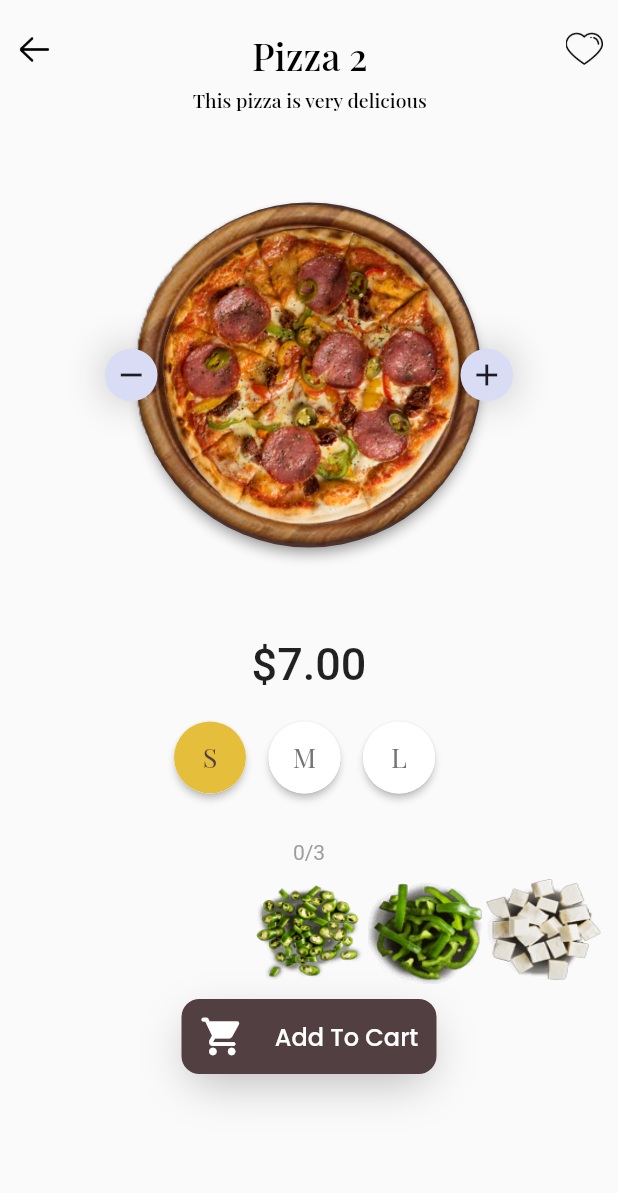
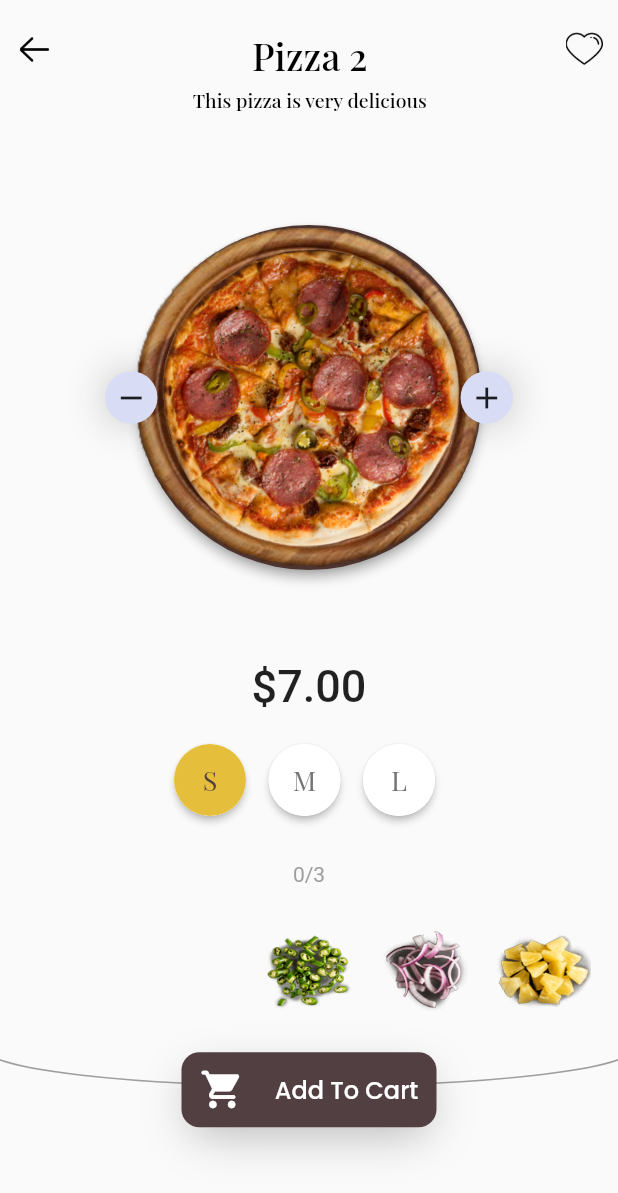
Before and after one commit to Mindinventory/pizza-delivery-app, a Flutter app: the screen it shows after launch, after a tap on an icon or button, on a phone screen of 412 x 824 dp. Shown: the top 1193 px of the screen. Run offline on Flutter 3.47's test engine with Material 2 defaults, Android fonts, the phone set to English and light mode, and no system bars; our stand-ins replace bloc, flutter_bloc, get, google_fonts; Roboto replaces fonts that are missing (georgia).

Commit message:
Ui changes

```diff
--- a/lib/cubit/pizza_cubit.dart
+++ b/lib/cubit/pizza_cubit.dart
@@ -1,25 +1,129 @@
+import 'dart:math';
+import 'dart:ui';
+
 import 'package:bloc/bloc.dart';
+import 'package:flutter/cupertino.dart';
 import 'package:meta/meta.dart';
+import 'package:pizza_delivery/ui/custom_painters.dart';
 import 'package:pizza_delivery/viewmodel/pizza_viewmodel.dart';
 
 part 'pizza_state.dart';
 
 class PizzaCubit extends Cubit<PizzaState> {
-  final List<PizzaViewModel> pizzaList=[
-    PizzaViewModel(name: 'Pizza 1', description: 'This pizza is very tasty', imgPath:   'assets/images/pizza1.png', price: 6.00),
+  List<Topping> toppings = [];
 
-    PizzaViewModel(name: 'Pizza 2', description: 'This pizza is very delicious', imgPath:'assets/images/pizza2.png',price:7.00 ),
+  final List<PizzaViewModel> pizzaList = [
+    PizzaViewModel(
+        name: 'Pizza 1',
+        description: 'This pizza is very tasty',
+        imgPath: 'assets/images/pizza1.png',
+        price: 6.00),
+    PizzaViewModel(
+        name: 'Pizza 2',
+        description: 'This pizza is very delicious',
+        imgPath: 'assets/images/pizza2.png',
+        price: 7.00),
+    PizzaViewModel(
+        name: 'Pizza 3',
+        description: 'This pizza is very amazing',
+        imgPath: 'assets/images/pizza3.png',
+        price: 15.0),
+    PizzaViewModel(
+        name: 'Pizza 4',
+        description: 'This pizza is very delicious',
+        imgPath: 'assets/images/pizza4.png',
+        price: 5.00),
+    PizzaViewModel(
+        name: 'Pizza 5',
+        description: 'This pizza is very delicious',
+        imgPath: 'assets/images/pizza5.png',
+        price: 20.00),
+    PizzaViewModel(
+        name: 'Pizza 6',
+        description: 'This pizza is very delicious',
+        imgPath: 'assets/images/pizza6.png',
+        price: 13.00),
+  ];
+  final List<ToppingItemModel> toppingList = [
+    // 'assets/images/toppings/green_peppers_thumb.png',
+    // 'assets/images/toppings/halloumi_thumb.png',
+    // 'assets/images/toppings/mushrooms_thumb.png',
+    // 'assets/images/toppings/olives_thumb.png',
+    // 'assets/images/toppings/onions_thumb.png',
+    // 'assets/images/toppings/pineapples_thumb.png',
+    // 'assets/images/toppings/sweetcorn_thumb.png',
+    // 'assets/images/toppings/tomatos_thumb.png',
+    ToppingItemModel(
+        'name',
+        'assets/images/toppings/green_chillies_thumb.png',
+        'assets/images/toppings/unit/green_chillies_thumb.png',
+        100),
+    ToppingItemModel(
+        'name',
+        'assets/images/toppings/onions_thumb.png',
+        'assets/images/toppings/unit/onions_thumb_unit.png',
+        10,),
+    ToppingItemModel(
+        'name',
+        'assets/images/toppings/pineapples_thumb.png',
+        'assets/images/toppings/unit/pineapples_thumb_unit.png',
+        30),
+    ToppingItemModel(
+        'name',
+        'assets/images/toppings/halloumi_thumb.png',
+        'assets/images/toppings/unit/halloumi_thumb_unit.png',
+        30),
+    ToppingItemModel(
+        'name',
+        'assets/images/toppings/mushrooms_thumb.png',
+        'assets/images/toppings/unit/mushrooms_thumb.png',
+        30),
+    ToppingItemModel(
+        'name',
+        'assets/images/toppings/sweetcorn_thumb.png',
+        'assets/images/toppings/unit/sweetcorn_thumb_unit.png',
+        30),
+  ];
+  PizzaSize pizzaSize = PizzaSize.medium;
+  int selectedPizza = 1;
 
-    PizzaViewModel(name: 'Pizza 3', description: 'This pizza is very amazing', imgPath: 'assets/images/pizza3.png',price: 15.0),
-
-    PizzaViewModel(name: 'Pizza 4', description: 'This pizza is very delicious', imgPath: 'assets/images/pizza4.png',price:5.00 ),
-    PizzaViewModel(name: 'Pizza 5', description: 'This pizza is very delicious', imgPath: 'assets/images/pizza5.png',price:20.00 ),
-    PizzaViewModel(name: 'Pizza 6', description: 'This pizza is very delicious', imgPath: 'assets/images/pizza6.png',price:13.00 ),
-
-  ];
-  PizzaSize pizzaSize=PizzaSize.medium;
-  int selectedPizza=1;
   PizzaCubit() : super(PizzaInitial());
 
+  double getPizzaSize(PizzaSize size) {
+    switch (size) {
+      case PizzaSize.medium:
+        return 230;
+      case PizzaSize.small:
+        return 200;
+      case PizzaSize.large:
+        return 280;
+    }
+  }
 
+  void addTopping(BuildContext context, ToppingItemModel toppingItemModel) {
+    final random = Random.secure();
+    final deviceWidth = MediaQuery.of(context).size.width;
+    final calculatedPizzaSize = getPizzaSize(pizzaSize);
+    const centerY = 70 + (350 / 2);
+    final rSquare = (calculatedPizzaSize - 50) * (calculatedPizzaSize - 50) / 4;
+    toppings.add(Topping(
+        toppingItemModel.name,
+        toppingItemModel.img,
+        toppingItemModel.unitImg,
+        List.generate(toppingItemModel.limit, (index) {
+          late int x, y;
+          do {
+            x = random.nextInt(deviceWidth.toInt());
+            y = random.nextInt(deviceWidth.toInt()+70);
+          } while (
+              pow((deviceWidth / 2) - x, 2) + pow(centerY - y, 2) > rSquare);
+          return Pos(x, y);
+        })));
+    emit(PizzaToppingChangeState());
+  }
+
+  void removeTopping( ToppingItemModel toppingItemModel){
+    toppings.removeWhere((element) => element.img==toppingItemModel.img);
+    emit(PizzaToppingChangeState());
+  }
 }
--- a/lib/cubit/pizza_state.dart
+++ b/lib/cubit/pizza_state.dart
@@ -10,7 +10,9 @@ class PizzaChangeState extends PizzaState {
   final bool rightSide;
 }
 
-
+class PizzaToppingChangeState extends PizzaState{
+  PizzaToppingChangeState();
+}
 class PizzaChangedState extends PizzaState {
   PizzaChangedState();
 }
--- /dev/null
+++ b/lib/ui/custom_painters.dart
@@ -0,0 +1,79 @@
+import 'dart:math';
+import 'dart:ui' as ui;
+import 'package:flutter/cupertino.dart';
+import 'package:flutter/material.dart';
+
+class CurveLinePainter extends CustomPainter {
+  final painter = Paint();
+
+  CurveLinePainter(this.deviceWidth) {
+    painter.color = Colors.grey;
+    painter.strokeWidth = 1;
+    painter.style = PaintingStyle.stroke;
+  }
+
+  final double deviceWidth;
+
+  @override
+  void paint(Canvas canvas, Size size) {
+    canvas.drawArc(
+        Rect.fromLTRB(-20, -20, deviceWidth, 30), pi, -pi, false, painter);
+  }
+
+  @override
+  bool shouldRepaint(covariant CustomPainter oldDelegate) {
+    return false;
+  }
+}
+
+class Pos {
+  final int x, y;
+
+  Pos(this.x, this.y);
+}
+
+class TopperPainter extends CustomPainter {
+  final ui.Image img;
+  final List<Pos> positions;
+  final double pizzaSize;
+  final double value;
+  final int deviceWidth, deviceHeight;
+  final Paint painter = Paint();
+
+  @override
+  void paint(Canvas canvas, Size size) async {
+    final pizzaRadius = pizzaSize / 2;
+    final centerX = deviceWidth / 2;
+    const centerY = 70 + (350 / 2);
+    for (int j = 0; j < positions.length; j++) {
+      final double startX =
+          (deviceWidth * (positions[j].x - centerX) / pizzaRadius) + centerX;
+      final double startY =
+          (deviceHeight * (positions[j].y - centerY) / pizzaRadius) + centerY;
+      final double x2 = (startX - (value) * (startX - positions[j].x));
+      final double y2 = (startY - (value) * (startY - positions[j].y));
+      // canvas.drawShadow(Path() .. addRect(Rect.fromLTRB(x2, y2, x2+(1.2-value)*70,y2+(1.2-value)*70)), Colors.grey.shade100.withOpacity(0.2), 5, true);
+      // canvas.drawCircle(Offset(x2,y2), 2, painter);
+      canvas.drawImageRect(
+          img,
+          Rect.fromLTRB(0, 0, img.width.toDouble(), img.height.toDouble()),
+          Rect.fromLTRB(x2, y2, x2 + (1.2 - value) * img.width,
+              y2 + (1.2 - value) * img.height),
+          painter);
+    }
+  }
+
+  TopperPainter({
+    required this.pizzaSize,
+    required this.deviceWidth,
+    required this.deviceHeight,
+    required this.img,
+    required this.positions,
+    required this.value,
+  });
+
+  @override
+  bool shouldRepaint(covariant CustomPainter oldDelegate) {
+    return true;
+  }
+}
--- a/lib/ui/home_page.dart
+++ b/lib/ui/home_page.dart
@@ -1,8 +1,11 @@
+import 'dart:async';
 import 'dart:math';
-import 'dart:ui';
+import 'dart:typed_data';
+import 'dart:ui' as ui;
 
 import 'package:flutter/cupertino.dart';
 import 'package:flutter/material.dart';
+import 'package:flutter/services.dart';
 import 'package:flutter_bloc/flutter_bloc.dart';
 import 'package:get/get.dart';
 import 'package:google_fonts/google_fonts.dart';
@@ -10,6 +13,7 @@ import 'package:pizza_delivery/common/app_fonts.dart';
 import 'package:pizza_delivery/common/swipe_detector.dart';
 import 'package:pizza_delivery/constant/colors.dart';
 import 'package:pizza_delivery/cubit/pizza_cubit.dart';
+import 'package:pizza_delivery/ui/custom_painters.dart';
 import 'package:pizza_delivery/ui/pizza_topping.dart';
 import 'package:pizza_delivery/viewmodel/pizza_viewmodel.dart';
 
@@ -25,22 +29,27 @@ class _HomePageState extends State<HomePage>
   final PizzaCubit pizzaCubit = PizzaCubit();
   late final AnimationController animationController;
   int count = 0;
+
   int? pizzaIndex;
 
   @override
   void initState() {
-    // TODO: implement initState
     super.initState();
+
     animationController =
         AnimationController(vsync: this, duration: const Duration(seconds: 1));
   }
 
   @override
   Widget build(BuildContext context) {
-    return SafeArea(
+    return BlocProvider(
+      create: (context) => pizzaCubit,
+      child: SafeArea(
         child: Container(
           padding: const EdgeInsets.symmetric(vertical: 20, horizontal: 10),
-        child: Column(
+          child: Stack(
+            children: [
+              Column(
                 children: [
                   _buildTopTitle(),
                   _buildPizza(),
@@ -50,7 +59,8 @@ class _HomePageState extends State<HomePage>
                     margin: const EdgeInsets.only(top: 20),
                     child: SizedBox(
                       width: 174,
-                child: StatefulBuilder(builder: (context, setStateForSize) {
+                      child:
+                          StatefulBuilder(builder: (context, setStateForSize) {
                         return Stack(
                           alignment: Alignment.centerLeft,
                           children: [
@@ -58,49 +68,56 @@ class _HomePageState extends State<HomePage>
                               children: [
                                 SizeButton(
                                   onTap: () {
-                              if (pizzaCubit.pizzaSize != PizzaSize.small) {
+                                    if (pizzaCubit.pizzaSize !=
+                                        PizzaSize.small) {
                                       final old = pizzaCubit.pizzaSize;
                                       pizzaCubit.pizzaSize = PizzaSize.small;
                                       setStateForSize(() {});
                                       count++;
-                                pizzaCubit.emit(PizzaChangeSizeState(old));
+                                      pizzaCubit
+                                          .emit(PizzaChangeSizeState(old));
                                     }
                                   },
                                   text: 'S',
-                            isSelected: pizzaCubit.pizzaSize == PizzaSize.small,
+                                  isSelected:
+                                      pizzaCubit.pizzaSize == PizzaSize.small,
                                 ),
                                 const SizedBox(
                                   width: 15,
                                 ),
                                 SizeButton(
                                     onTap: () {
-                                if (pizzaCubit.pizzaSize != PizzaSize.medium) {
+                                      if (pizzaCubit.pizzaSize !=
+                                          PizzaSize.medium) {
                                         final old = pizzaCubit.pizzaSize;
                                         pizzaCubit.pizzaSize = PizzaSize.medium;
                                         setStateForSize(() {});
                                         count++;
-                                  pizzaCubit.emit(PizzaChangeSizeState(old));
+                                        pizzaCubit
+                                            .emit(PizzaChangeSizeState(old));
                                       }
                                     },
                                     text: 'M',
-                              isSelected:
-                                  pizzaCubit.pizzaSize == PizzaSize.medium),
+                                    isSelected: pizzaCubit.pizzaSize ==
+                                        PizzaSize.medium),
                                 const SizedBox(
                                   width: 15,
                                 ),
                                 SizeButton(
                                     onTap: () {
-                                if (pizzaCubit.pizzaSize != PizzaSize.large) {
+                                      if (pizzaCubit.pizzaSize !=
+                                          PizzaSize.large) {
                                         final old = pizzaCubit.pizzaSize;
                                         pizzaCubit.pizzaSize = PizzaSize.large;
                                         setStateForSize(() {});
                                         count++;
-                                  pizzaCubit.emit(PizzaChangeSizeState(old));
+                                        pizzaCubit
+                                            .emit(PizzaChangeSizeState(old));
                                       }
                                     },
                                     text: 'L',
-                              isSelected:
-                                  pizzaCubit.pizzaSize == PizzaSize.large),
+                                    isSelected: pizzaCubit.pizzaSize ==
+                                        PizzaSize.large),
                               ],
                             ),
                             AnimatedPositioned(
@@ -109,7 +126,8 @@ class _HomePageState extends State<HomePage>
                                   child: Text(
                                     pizzaCubit.pizzaSize == PizzaSize.large
                                         ? 'L'
-                                  : (pizzaCubit.pizzaSize == PizzaSize.medium
+                                        : (pizzaCubit.pizzaSize ==
+                                                PizzaSize.medium
                                             ? 'M'
                                             : 'S'),
                                     style: GoogleFonts.playfairDisplay(
@@ -135,15 +153,33 @@ class _HomePageState extends State<HomePage>
                   const SizedBox(
                     height: 10,
                   ),
+                  const Spacer(),
                   SizedBox(
                     height: 70,
                     child: PizzaToppingListView(),
                   ),
+                  const Spacer(),
+                  SizedBox(
+                    width: MediaQuery.of(context).size.width,
+                    height: 100,
+                    child: Stack(
+                      children: [
+                        CustomPaint(
+                          painter: CurveLinePainter(
+                              MediaQuery.of(context).size.width),
+                        ),
+                        Center(child: _addToCartButton()),
+                      ],
+                    ),
+                  ),
                   const SizedBox(
                     height: 10,
                   ),
-            _addToCartButton()
                 ],
+              ),
+           _buildToppingView(),
+            ],
+          ),
         ),
       ),
     );
@@ -368,7 +404,9 @@ class _HomePageState extends State<HomePage>
   }
 
   Widget _buildTopTitle() {
-    return Row(
+    return SizedBox(
+      height: 70,
+      child: Row(
         mainAxisAlignment: MainAxisAlignment.spaceBetween,
         crossAxisAlignment: CrossAxisAlignment.start,
         children: [
@@ -398,6 +436,7 @@ class _HomePageState extends State<HomePage>
             onTap: () {},
           ),
         ],
+      ),
     );
   }
 
@@ -406,6 +445,13 @@ class _HomePageState extends State<HomePage>
 
     return BlocBuilder<PizzaCubit, PizzaState>(
       bloc: pizzaCubit,
+      buildWhen: (prev,current){
+        if (current.runtimeType == PizzaChangeState ||
+            current.runtimeType == PizzaChangedState||current.runtimeType == PizzaChangeSizeState) {
+          return true;
+        }
+        return false;
+      },
       builder: (context, state) {
         final pizzaSize = getPizzaSize(pizzaCubit.pizzaSize);
         final prevPizzaSize = pizzaSize - 50;
@@ -661,6 +707,67 @@ class _HomePageState extends State<HomePage>
       ),
     );
   }
+
+ Widget _buildToppingView() {
+    return  BlocBuilder<PizzaCubit, PizzaState>(
+      bloc: pizzaCubit,
+      buildWhen: (prev,current){
+        if(current.runtimeType == PizzaToppingChangeState) {
+          return true;
+        }
+        return false;
+      },
+      builder: (context, state) {
+
+        return Stack(
+          children: [
+            for (Topping topping in pizzaCubit.toppings)
+              FutureBuilder<ui.Image>(future: Future(() async {
+                final ByteData data =
+                await rootBundle.load(topping.unitImg);
+                final Completer<ui.Image> completer = Completer();
+                ui.decodeImageFromList(Uint8List.view(data.buffer),
+                        (ui.Image img) {
+                      return completer.complete(img);
+                    });
+                return completer.future;
+              }),
+                  builder: (context, snapshot) {
+                if (snapshot.hasData) {
+                  return TweenAnimationBuilder(
+                    // key: GlobalKey(),
+                    key: ValueKey(topping),
+                    tween: Tween<double>(begin: 0, end: 1),
+                    builder: (context, double value, child) {
+                      return CustomPaint(
+                        painter: TopperPainter(
+                          deviceWidth: MediaQuery.of(context)
+                              .size
+                              .width
+                              .toInt(),
+                          deviceHeight: MediaQuery.of(context)
+                              .size
+                              .height
+                              .toInt(),
+                          img: snapshot.data!,
+                          value: value,
+                          positions: topping.positions,
+                          pizzaSize:
+                          getPizzaSize(pizzaCubit.pizzaSize),
+                        ),
+                      );
+                    },
+                    duration: const Duration(milliseconds: 900),
+                    curve: Curves.easeInOutCubic,
+                  );
+                }
+                return Container();
+              })
+          ],
+        );
+      },
+    );
+  }
 }
 
 class SizeButton extends StatelessWidget {
--- a/lib/ui/pizza_topping.dart
+++ b/lib/ui/pizza_topping.dart
@@ -1,18 +1,21 @@
 
+import 'package:flutter/cupertino.dart';
 import 'package:flutter/material.dart';
+import 'package:flutter_bloc/flutter_bloc.dart';
+import 'package:pizza_delivery/cubit/pizza_cubit.dart';
 
 class PizzaToppingListView extends StatelessWidget {
-  static const List<String> listItem = [
-    'assets/images/toppings/green_chillies_thumb.png',
-    'assets/images/toppings/green_peppers_thumb.png',
-    'assets/images/toppings/halloumi_thumb.png',
-    'assets/images/toppings/mushrooms_thumb.png',
-    'assets/images/toppings/olives_thumb.png',
-    'assets/images/toppings/onions_thumb.png',
-    'assets/images/toppings/pineapples_thumb.png',
-    'assets/images/toppings/sweetcorn_thumb.png',
-    'assets/images/toppings/tomatos_thumb.png',
-  ];
+  // static const List<String> listItem = [
+  //   'assets/images/toppings/green_chillies_thumb.png',
+  //   'assets/images/toppings/green_peppers_thumb.png',
+  //   'assets/images/toppings/halloumi_thumb.png',
+  //   'assets/images/toppings/mushrooms_thumb.png',
+  //   'assets/images/toppings/olives_thumb.png',
+  //   'assets/images/toppings/onions_thumb.png',
+  //   'assets/images/toppings/pineapples_thumb.png',
+  //   'assets/images/toppings/sweetcorn_thumb.png',
+  //   'assets/images/toppings/tomatos_thumb.png',
+  // ];
   final PageController pageController=PageController(
       viewportFraction: 0.2
   );
@@ -20,19 +23,31 @@ class PizzaToppingListView extends StatelessWidget {
 
   @override
   Widget build(BuildContext context) {
+    final listItem=BlocProvider.of<PizzaCubit>(context,listen: false).toppingList;
     return PageView.builder(
       pageSnapping: true,
+      scrollBehavior: const CupertinoScrollBehavior(),
       clipBehavior: Clip.none,
       controller: pageController,
       itemBuilder: (context, i) {
-        return ToppingItem(img: listItem[i], selectionChange: (bool){});
+        return ToppingItem(img: listItem[i].img, selectionChange: (bool){
+          listItem[i].selected=bool;
+          if(bool){
+            print('TOppinggggg ${listItem[i].img}');
+            BlocProvider.of<PizzaCubit>(context).addTopping(context, listItem[i]);
+          }
+          else{
+            BlocProvider.of<PizzaCubit>(context).removeTopping(listItem[i]);
+          }
+        }, selected: listItem[i].selected,);
       },
       itemCount: listItem.length,);
   }
 }
 class ToppingItem extends StatefulWidget {
-  const ToppingItem({Key? key,required this.img,required this.selectionChange}) : super(key: key);
+  const ToppingItem({Key? key,required this.img,required this.selectionChange,required this.selected}) : super(key: key);
   final String img;
+  final bool selected;
   final void Function(bool) selectionChange;
 
   @override
@@ -43,15 +58,18 @@ class _ToppingItemState extends State<ToppingItem> {
   bool selected=false;
   @override
   Widget build(BuildContext context) {
-    return  GestureDetector(
+    return  Padding(
+      padding: const EdgeInsets.all(8.0),
+      child: GestureDetector(
         onTap: (){
+
+          selected=!selected;
           setState(() {
-          selected=!selected;
           });
           widget.selectionChange.call(selected);
         },
         child: Opacity(
-        opacity: selected?0.6:1,
+          opacity: selected?0.3:1,
           child: Image.asset(
             widget.img,
             width: 50,
@@ -59,6 +77,7 @@ class _ToppingItemState extends State<ToppingItem> {
             fit: BoxFit.fill,
           ),
         ),
+      ),
     );
   }
 }
--- a/lib/viewmodel/pizza_viewmodel.dart
+++ b/lib/viewmodel/pizza_viewmodel.dart
@@ -1,3 +1,7 @@
+import 'dart:ui';
+
+import 'package:pizza_delivery/ui/custom_painters.dart';
+
 enum PizzaSize { small, medium, large }
 
 class PizzaViewModel {
@@ -20,6 +24,17 @@ class Topping {
   final String name;
   final String img;
   final String unitImg;
+  final List<Pos> positions;
 
-  Topping(this.name, this.img, this.unitImg);
+  Topping(this.name, this.img, this.unitImg, this.positions);
 }
+
+class ToppingItemModel {
+  bool selected=false;
+  final String name;
+  final String img;
+  final String unitImg;
+  final int limit;
+
+  ToppingItemModel(this.name, this.img, this.unitImg, this.limit);
+}
--- a/pubspec.yaml
+++ b/pubspec.yaml
@@ -61,3 +61,4 @@ flutter:
     - assets/icons/
     - assets/images/
     - assets/images/toppings/
+    - assets/images/toppings/unit/
```
Also changed, not shown: assets/images/toppings/unit/green_chillies_thumb.png (added), assets/images/toppings/unit/green_peppers_thumb.png (added), assets/images/toppings/unit/halloumi_thumb_unit.png (added), assets/images/toppings/unit/mozarella_Cheese_thumb_unit.png (added), assets/images/toppings/unit/mushrooms_thumb.png (added), assets/images/toppings/unit/olives_thumb.png (added), assets/images/toppings/unit/onions_thumb_unit.png (added), assets/images/toppings/unit/pineapples_thumb_unit.png (added), assets/images/toppings/unit/sweetcorn_thumb_unit.png (added), assets/images/toppings/unit/tomatos_thumb_unit.png (added). Lines whose indentation alone changed are shown as unchanged.
